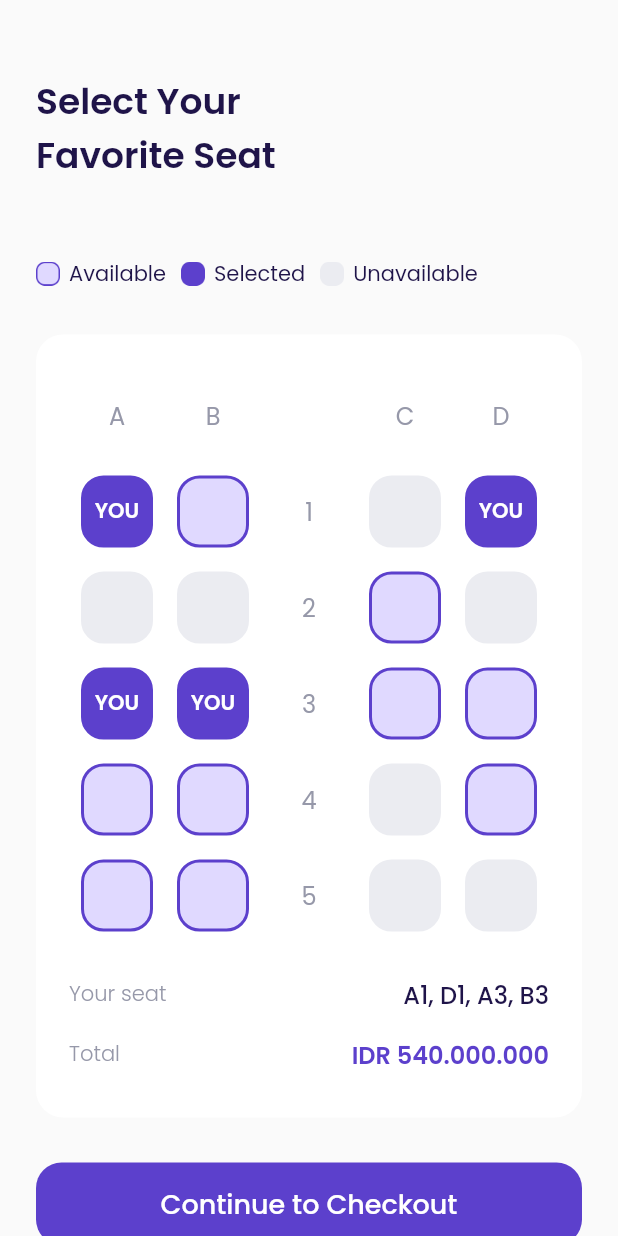
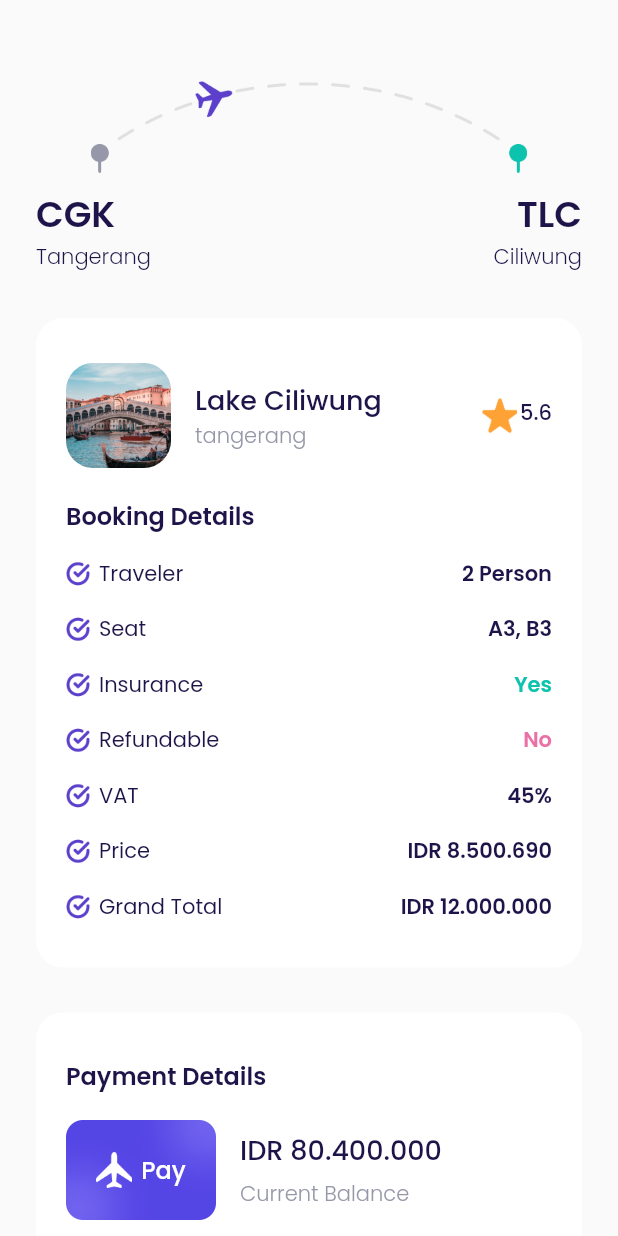
Before and after one commit to balinux/airplane, a Flutter app: the ChooseSeatPage screen opened directly, after a tap on "Continue to Checkout", on a phone screen of 412 x 824 dp. Run offline on Flutter 3.47's test engine with Material 2 defaults, Android fonts, the phone set to English and light mode, and no system bars; our stand-ins replace google_fonts.

Commit message:
Checkout Page

```diff
--- /dev/null
+++ b/lib/UI/pages/checkout_page.dart
@@ -0,0 +1,275 @@
+import 'package:airplane/UI/widgets/booking_detail_item.dart';
+import 'package:airplane/UI/widgets/custom_button.dart';
+import 'package:airplane/shared/theme.dart';
+import 'package:flutter/material.dart';
+
+class CehckOutPage extends StatelessWidget {
+  const CehckOutPage({super.key});
+
+  @override
+  Widget build(BuildContext context) {
+    Widget route() {
+      return Container(
+        margin: const EdgeInsets.only(top: 50),
+        child: Column(children: [
+          Container(
+            width: 291,
+            height: 65,
+            margin: EdgeInsets.only(bottom: 10),
+            decoration: const BoxDecoration(
+                image: DecorationImage(
+                    image: AssetImage('assets/image_checkout.png'))),
+          ),
+          Row(
+            mainAxisAlignment: MainAxisAlignment.spaceBetween,
+            children: [
+              Column(
+                crossAxisAlignment: CrossAxisAlignment.start,
+                children: [
+                  Text(
+                    'CGK',
+                    style: blackTextStyle.copyWith(
+                        fontSize: 24, fontWeight: semiBold),
+                  ),
+                  Text(
+                    'Tangerang',
+                    style: blackTextStyle.copyWith(fontWeight: light),
+                  )
+                ],
+              ),
+              Column(
+                crossAxisAlignment: CrossAxisAlignment.end,
+                children: [
+                  Text(
+                    'TLC',
+                    style: blackTextStyle.copyWith(
+                        fontSize: 24, fontWeight: semiBold),
+                  ),
+                  Text(
+                    'Ciliwung',
+                    style: blackTextStyle.copyWith(fontWeight: light),
+                  )
+                ],
+              ),
+            ],
+          )
+        ]),
+      );
+    }
+
+    Widget bookingDetails() {
+      return Container(
+        margin: const EdgeInsets.only(top: 30),
+        padding: const EdgeInsets.symmetric(horizontal: 20, vertical: 30),
+        decoration: BoxDecoration(
+            borderRadius: BorderRadius.circular(18), color: kWhiteColor),
+        child: Column(crossAxisAlignment: CrossAxisAlignment.start, children: [
+          // Note : Destination tile
+          Row(children: [
+            Container(
+              width: 70,
+              height: 70,
+              margin: const EdgeInsets.only(right: 16),
+              decoration: BoxDecoration(
+                  borderRadius: BorderRadius.circular(18),
+                  image: DecorationImage(
+                      fit: BoxFit.cover,
+                      image: AssetImage('assets/image_destination1.png'))),
+            ),
+            Expanded(
+              child: Column(
+                crossAxisAlignment: CrossAxisAlignment.start,
+                children: [
+                  Text(
+                    'Lake Ciliwung',
+                    style: blackTextStyle.copyWith(
+                        fontSize: 18, fontWeight: medium),
+                  ),
+                  Text(
+                    'tangerang',
+                    style: greyTextStyle.copyWith(fontWeight: light),
+                  ),
+                ],
+              ),
+            ),
+            Row(
+              mainAxisAlignment: MainAxisAlignment.center,
+              crossAxisAlignment: CrossAxisAlignment.start,
+              children: [
+                Container(
+                  width: 24,
+                  height: 24,
+                  decoration: const BoxDecoration(
+                      image: DecorationImage(
+                          image: AssetImage('assets/icon_star.png'))),
+                ),
+                const SizedBox(
+                  width: 2,
+                ),
+                Text(
+                  '5.6',
+                  style: blackTextStyle.copyWith(fontWeight: medium),
+                )
+              ],
+            ),
+          ]),
+
+          // NOTE BOOKING DETAIL
+          Container(
+            margin: const EdgeInsets.only(top: 20),
+            child: Text(
+              'Booking Details',
+              style:
+                  blackTextStyle.copyWith(fontSize: 16, fontWeight: semiBold),
+            ),
+          ),
+
+          // Note Detail Item
+          BookingDetailItem(
+            title: 'Traveler',
+            valueColor: kBlackColor,
+            valueText: '2 Person',
+          ),
+          BookingDetailItem(
+            title: 'Seat',
+            valueColor: kBlackColor,
+            valueText: 'A3, B3',
+          ),
+          BookingDetailItem(
+            title: 'Insurance',
+            valueColor: kGreenColor,
+            valueText: 'Yes',
+          ),
+          BookingDetailItem(
+            title: 'Refundable',
+            valueColor: kRedColor,
+            valueText: 'No',
+          ),
+          BookingDetailItem(
+            title: 'VAT',
+            valueColor: kBlackColor,
+            valueText: '45%',
+          ),
+          BookingDetailItem(
+            title: 'Price',
+            valueColor: kBlackColor,
+            valueText: 'IDR 8.500.690',
+          ),
+          BookingDetailItem(
+            title: 'Grand Total',
+            valueColor: kBlackColor,
+            valueText: 'IDR 12.000.000',
+          ),
+        ]),
+      );
+    }
+
+    Widget paymentDetails() {
+      return Container(
+        margin: const EdgeInsets.only(top: 30),
+        padding: const EdgeInsets.symmetric(vertical: 30, horizontal: 20),
+        decoration: BoxDecoration(
+            borderRadius: BorderRadius.circular(18), color: kWhiteColor),
+        child: Column(
+          crossAxisAlignment: CrossAxisAlignment.start,
+          children: [
+            Text(
+              'Payment Details',
+              style:
+                  blackTextStyle.copyWith(fontSize: 16, fontWeight: semiBold),
+            ),
+            Container(
+              margin: const EdgeInsets.only(top: 16),
+              child: Row(children: [
+                Container(
+                  width: 100,
+                  height: 70,
+                  margin: const EdgeInsets.only(right: 16),
+                  decoration: const BoxDecoration(
+                      image: DecorationImage(
+                          image: AssetImage('assets/image_card.png'))),
+                  child: Center(
+                    child: Row(
+                        mainAxisAlignment: MainAxisAlignment.center,
+                        children: [
+                          Container(
+                            width: 24,
+                            height: 24,
+                            margin: EdgeInsets.only(right: 6),
+                            decoration: const BoxDecoration(
+                                image: DecorationImage(
+                                    image:
+                                        AssetImage('assets/icon_plane.png'))),
+                          ),
+                          Text(
+                            'Pay',
+                            style: whiteTextStyle.copyWith(
+                                fontSize: 16, fontWeight: medium),
+                          )
+                        ]),
+                  ),
+                ),
+                Expanded(
+                  child: Column(
+                    crossAxisAlignment: CrossAxisAlignment.start,
+                    children: [
+                      Text(
+                        'IDR 80.400.000',
+                        style: blackTextStyle.copyWith(
+                            fontSize: 18, fontWeight: medium),
+                        overflow: TextOverflow.ellipsis,
+                      ),
+                      const SizedBox(
+                        height: 5,
+                      ),
+                      Text(
+                        'Current Balance',
+                        style: greyTextStyle.copyWith(fontWeight: light),
+                      ),
+                    ],
+                  ),
+                )
+              ]),
+            )
+          ],
+        ),
+      );
+    }
+
+    Widget payNowButton() {
+      return CustomButton(
+        title: 'Pay Now',
+        onPressed: () {},
+        margin: EdgeInsets.only(top: 30),
+      );
+    }
+
+    Widget tacButton() {
+      return Container(
+        alignment: Alignment.center,
+        margin: EdgeInsets.only(top: 30, bottom: 30),
+        child: Text(
+          "Terms and Conditions",
+          style: greyTextStyle.copyWith(
+              fontSize: 16,
+              fontWeight: light,
+              decoration: TextDecoration.underline),
+        ),
+      );
+    }
+
+    return Scaffold(
+      backgroundColor: kBackgroundColor,
+      body: ListView(
+        padding: EdgeInsets.symmetric(horizontal: defaultMargin),
+        children: [
+          route(),
+          bookingDetails(),
+          paymentDetails(),
+          payNowButton(),
+          tacButton()
+        ],
+      ),
+    );
+  }
+}
--- a/lib/UI/pages/choose_seat_page.dart
+++ b/lib/UI/pages/choose_seat_page.dart
@@ -1,3 +1,4 @@
+import 'package:airplane/UI/pages/checkout_page.dart';
 import 'package:airplane/UI/widgets/custom_button.dart';
 import 'package:airplane/UI/widgets/seat_item.dart';
 import 'package:airplane/shared/theme.dart';
@@ -321,7 +322,13 @@ class ChooseSeatPage extends StatelessWidget {
     Widget checkOutButton() {
       return CustomButton(
         title: 'Continue to Checkout',
-        onPressed: () {},
+        onPressed: () {
+          Navigator.push(
+              context,
+              MaterialPageRoute(
+                builder: (context) => CehckOutPage(),
+              ));
+        },
         margin: const EdgeInsets.only(top: 30, bottom: 46),
       );
     }
--- /dev/null
+++ b/lib/UI/widgets/booking_detail_item.dart
@@ -0,0 +1,42 @@
+import 'package:airplane/shared/theme.dart';
+import 'package:flutter/material.dart';
+
+class BookingDetailItem extends StatelessWidget {
+  final String title;
+  final String valueText;
+  final Color valueColor;
+  const BookingDetailItem(
+      {super.key,
+      required this.title,
+      required this.valueText,
+      required this.valueColor});
+
+  @override
+  Widget build(BuildContext context) {
+    return Container(
+      margin: const EdgeInsets.only(top: 16),
+      child: Row(
+        children: [
+          Container(
+            width: 16,
+            height: 16,
+            margin: const EdgeInsets.only(right: 6),
+            decoration: const BoxDecoration(
+                image: DecorationImage(
+                    image: AssetImage('assets/icon_check.png'))),
+          ),
+          Text(
+            title,
+            style: blackTextStyle,
+          ),
+          Spacer(),
+          Text(
+            valueText,
+            style: blackTextStyle.copyWith(
+                fontWeight: semiBold, color: valueColor),
+          )
+        ],
+      ),
+    );
+  }
+}
```
